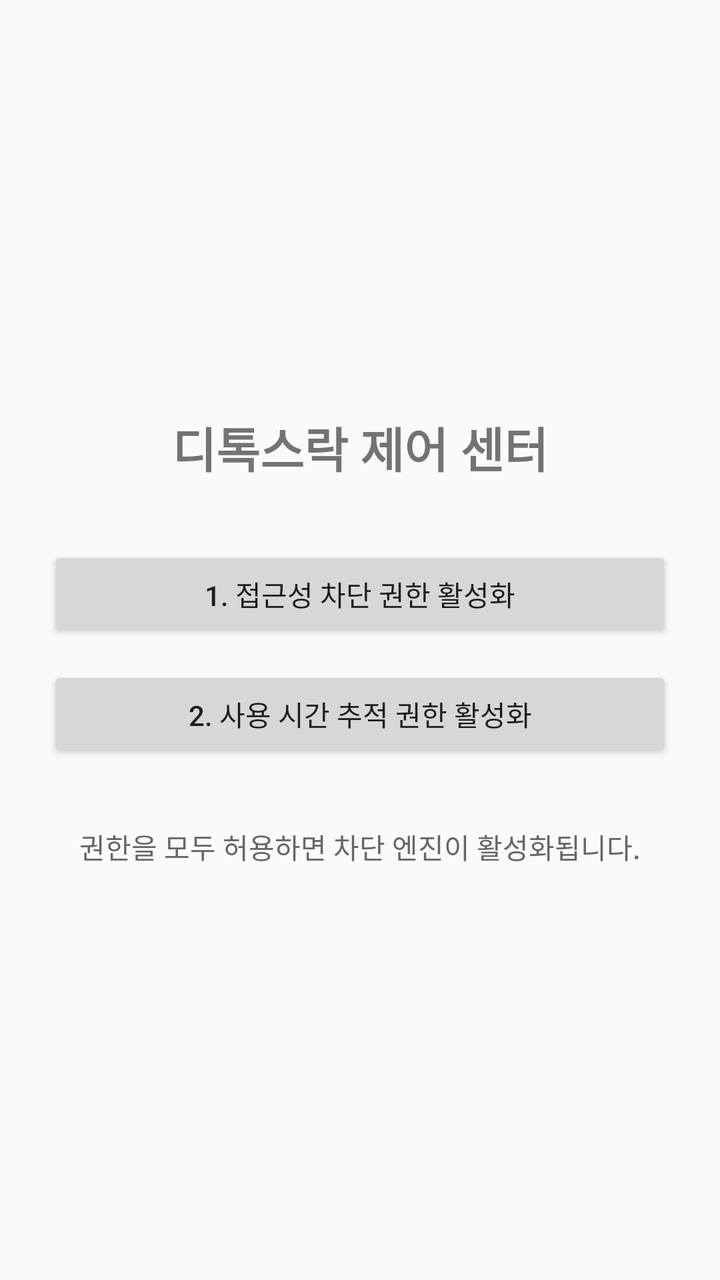
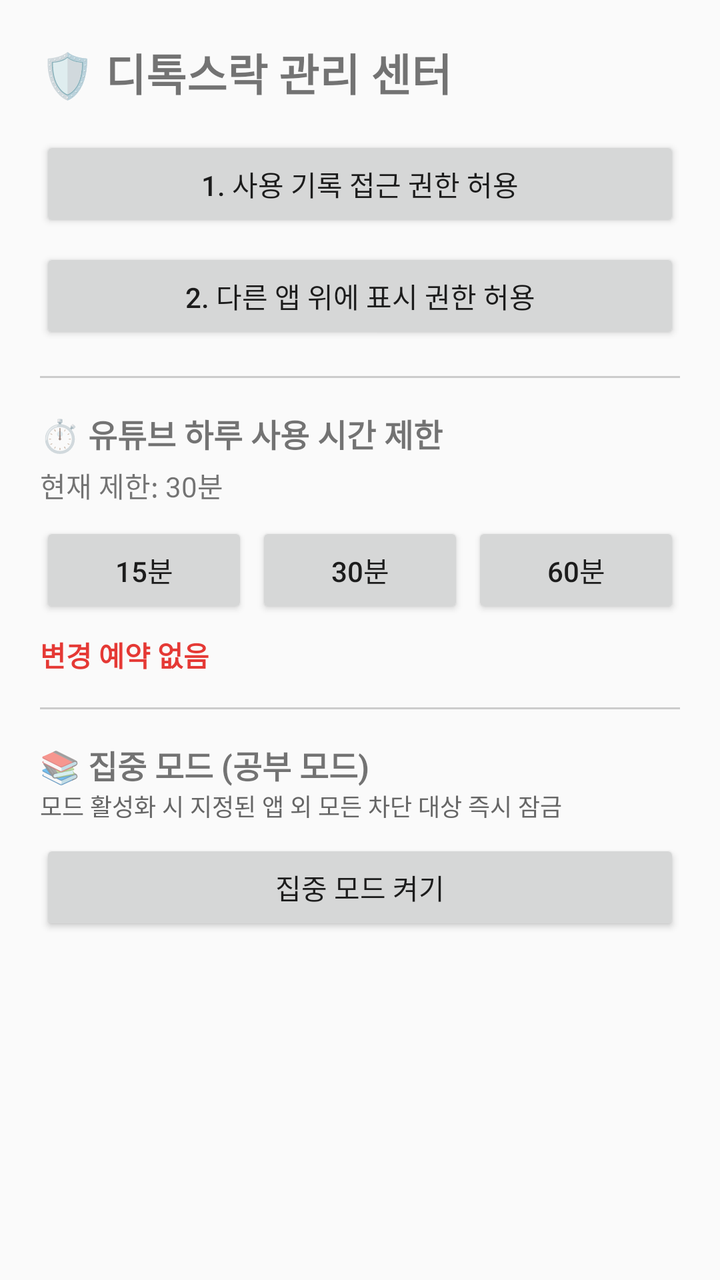

Screens rendered from an Android XML layout before and after an edit, with the pre-edit source and the edit as a unified diff.
<!-- AndroidManifest.xml: application theme Theme.AppCompat.Light.DarkActionBar -->
<!-- res/layout/activity_main.xml -->
<?xml version="1.0" encoding="utf-8"?>
<LinearLayout xmlns:android="http://schemas.android.com/apk/res/android"
    android:layout_width="match_parent"
    android:layout_height="match_parent"
    android:orientation="vertical"
    android:padding="24dp"
    android:gravity="center">

    <TextView
        android:layout_width="wrap_content"
        android:layout_height="wrap_content"
        android:text="디톡스락 제어 센터"
        android:textSize="24sp"
        android:textStyle="bold"
        android:layout_marginBottom="32dp" />

    <Button
        android:id="@+id/btnAccessibility"
        android:layout_width="match_parent"
        android:layout_height="wrap_content"
        android:text="1. 접근성 차단 권한 활성화"
        android:layout_marginBottom="12dp" />

    <Button
        android:id="@+id/btnUsageStats"
        android:layout_width="match_parent"
        android:layout_height="wrap_content"
        android:text="2. 사용 시간 추적 권한 활성화"
        android:layout_marginBottom="12dp" />

    <TextView
        android:id="@+id/tvStatus"
        android:layout_width="wrap_content"
        android:layout_height="wrap_content"
        android:text="권한을 모두 허용하면 차단 엔진이 활성화됩니다."
        android:layout_marginTop="20dp"
        android:textColor="#666666" />

</LinearLayout>
<!-- resources referenced by this layout -->
<resources>

</resources>

<!-- the commit's change to res/layout/activity_main.xml (unified diff, before → after) -->
@@ -1,39 +1,126 @@
 <?xml version="1.0" encoding="utf-8"?>
-<LinearLayout xmlns:android="http://schemas.android.com/apk/res/android"
+<ScrollView xmlns:android="http://schemas.android.com/apk/res/android"
     android:layout_width="match_parent"
     android:layout_height="match_parent"
-    android:orientation="vertical"
-    android:padding="24dp"
-    android:gravity="center">
+    android:padding="20dp">
 
-    <TextView
-        android:layout_width="wrap_content"
-        android:layout_height="wrap_content"
-        android:text="디톡스락 제어 센터"
-        android:textSize="24sp"
-        android:textStyle="bold"
-        android:layout_marginBottom="32dp" />
-
-    <Button
-        android:id="@+id/btnAccessibility"
+    <LinearLayout
         android:layout_width="match_parent"
         android:layout_height="wrap_content"
-        android:text="1. 접근성 차단 권한 활성화"
-        android:layout_marginBottom="12dp" />
+        android:orientation="vertical">
 
-    <Button
-        android:id="@+id/btnUsageStats"
-        android:layout_width="match_parent"
-        android:layout_height="wrap_content"
-        android:text="2. 사용 시간 추적 권한 활성화"
-        android:layout_marginBottom="12dp" />
+        <TextView
+            android:layout_width="wrap_content"
+            android:layout_height="wrap_content"
+            android:text="🛡️ 디톡스락 관리 센터"
+            android:textSize="22sp"
+            android:textStyle="bold"
+            android:layout_marginBottom="16dp" />
 
-    <TextView
-        android:id="@+id/tvStatus"
-        android:layout_width="wrap_content"
-        android:layout_height="wrap_content"
-        android:text="권한을 모두 허용하면 차단 엔진이 활성화됩니다."
-        android:layout_marginTop="20dp"
-        android:textColor="#666666" />
+        
+        <Button
+            android:id="@+id/btnUsageAccess"
+            android:layout_width="match_parent"
+            android:layout_height="wrap_content"
+            android:text="1. 사용 기록 접근 권한 허용"
+            android:layout_marginBottom="8dp" />
 
-</LinearLayout>
+        <Button
+            android:id="@+id/btnOverlayAccess"
+            android:layout_width="match_parent"
+            android:layout_height="wrap_content"
+            android:text="2. 다른 앱 위에 표시 권한 허용"
+            android:layout_marginBottom="16dp" />
+
+        <View
+            android:layout_width="match_parent"
+            android:layout_height="1dp"
+            android:background="#CCCCCC"
+            android:layout_marginBottom="16dp" />
+
+        
+        <TextView
+            android:layout_width="wrap_content"
+            android:layout_height="wrap_content"
+            android:text="⏱️ 유튜브 하루 사용 시간 제한"
+            android:textSize="16sp"
+            android:textStyle="bold" />
+
+        <TextView
+            android:id="@+id/tvCurrentLimit"
+            android:layout_width="wrap_content"
+            android:layout_height="wrap_content"
+            android:text="현재 제한: 30분"
+            android:layout_marginTop="4dp" />
+
+        <LinearLayout
+            android:layout_width="match_parent"
+            android:layout_height="wrap_content"
+            android:orientation="horizontal"
+            android:layout_marginTop="8dp">
+
+            <Button
+                android:id="@+id/btnLimit15"
+                android:layout_width="0dp"
+                android:layout_height="wrap_content"
+                android:layout_weight="1"
+                android:text="15분" />
+
+            <Button
+                android:id="@+id/btnLimit30"
+                android:layout_width="0dp"
+                android:layout_height="wrap_content"
+                android:layout_weight="1"
+                android:text="30분"
+                android:layout_marginStart="4dp" />
+
+            <Button
+                android:id="@+id/btnLimit60"
+                android:layout_width="0dp"
+                android:layout_height="wrap_content"
+                android:layout_weight="1"
+                android:text="60분"
+                android:layout_marginStart="4dp" />
+        </LinearLayout>
+
+        
+        <TextView
+            android:id="@+id/tvCooldownStatus"
+            android:layout_width="wrap_content"
+            android:layout_height="wrap_content"
+            android:text="변경 예약 없음"
+            android:textColor="#E53935"
+            android:textStyle="bold"
+            android:layout_marginTop="8dp" />
+
+        <View
+            android:layout_width="match_parent"
+            android:layout_height="1dp"
+            android:background="#CCCCCC"
+            android:layout_marginTop="16dp"
+            android:layout_marginBottom="16dp" />
+
+        
+        <TextView
+            android:layout_width="wrap_content"
+            android:layout_height="wrap_content"
+            android:text="📚 집중 모드 (공부 모드)"
+            android:textSize="16sp"
+            android:textStyle="bold" />
+
+        <TextView
+            android:layout_width="wrap_content"
+            android:layout_height="wrap_content"
+            android:text="모드 활성화 시 지정된 앱 외 모든 차단 대상 즉시 잠금"
+            android:textSize="12sp"
+            android:textColor="#666666" />
+
+        <Button
+            android:id="@+id/btnToggleStudyMode"
+            android:layout_width="match_parent"
+            android:layout_height="wrap_content"
+            android:text="집중 모드 켜기"
+            android:layout_marginTop="8dp" />
+
+    </LinearLayout>
+</ScrollView>
